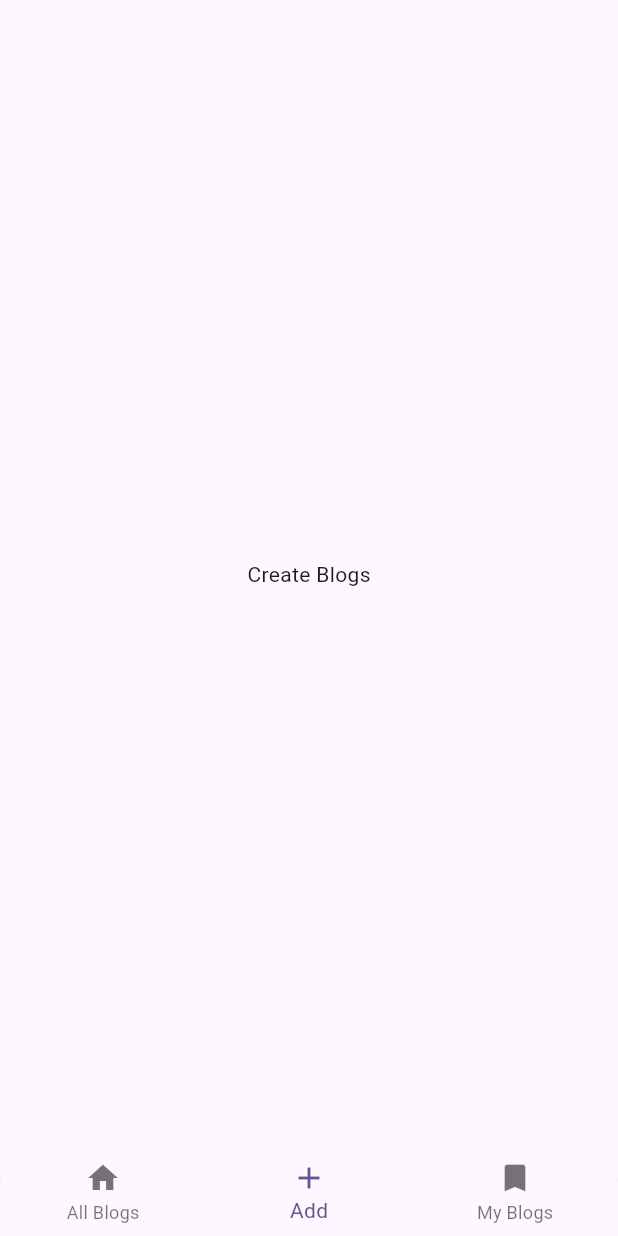
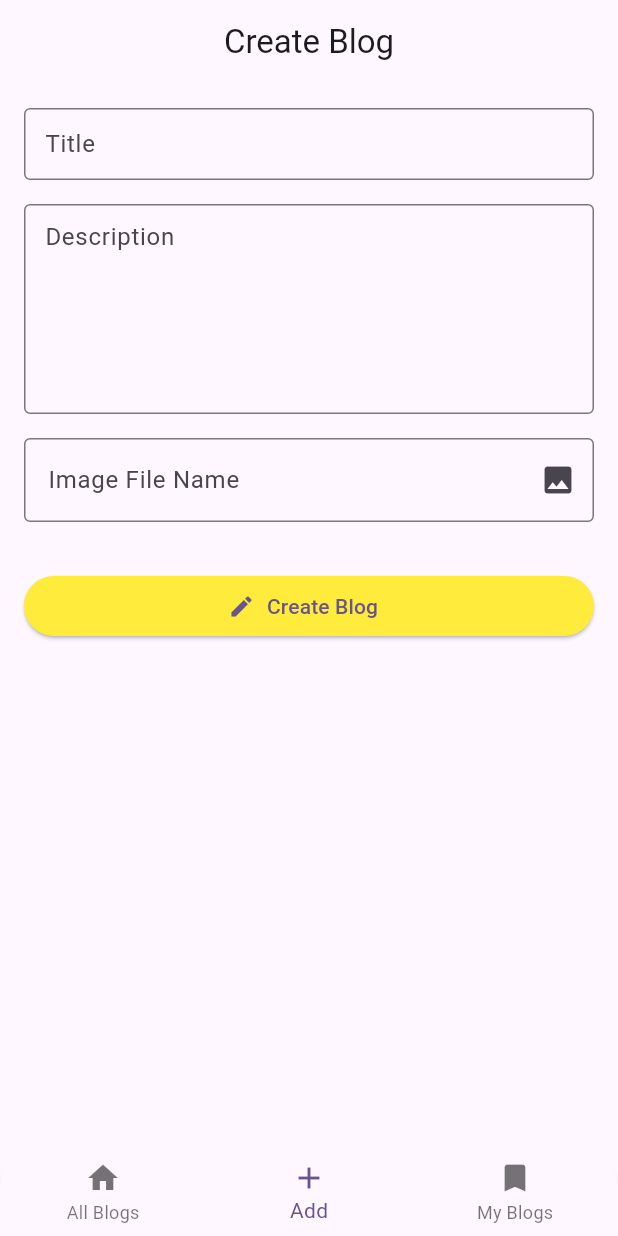
Before and after one commit to Akhil-ps-dev/flutter_internship_blog_app, a Flutter app: the BottomNavBar screen opened directly, item 2 of the bottom bar chosen, on a phone screen of 412 x 824 dp. Run offline on Flutter 3.47's test engine with Material 3 defaults, Android fonts, the light colour scheme and no system bars; our stand-ins replace cached_network_image, image_picker; network calls fail.

Commit message:
create blog ui

```diff
--- a/lib/screens/auth/login/login.dart
+++ b/lib/screens/auth/login/login.dart
@@ -44,7 +44,7 @@ class LoginScreen extends StatelessWidget {
             onPressed: () {
               Navigator.of(context)
                   .pushReplacement(MaterialPageRoute(builder: (context) {
-                return const BottomNavBar();
+                return BottomNavBar();
               }));
             },
           ),
--- a/lib/screens/bottom_nav/bottom_navbar.dart
+++ b/lib/screens/bottom_nav/bottom_navbar.dart
@@ -6,12 +6,12 @@ import '../my_blogs/my_blogs.dart';
 import 'widgets/bottom_nav_widget.dart';
 
 class BottomNavBar extends StatelessWidget {
-  const BottomNavBar({super.key});
+  BottomNavBar({super.key});
 
-  final _pages = const [
-    AllBlogScreen(),
+  final _pages = [
+    const AllBlogScreen(),
     CreateBlogScreen(),
-    MyBlogsScreen(),
+    const MyBlogsScreen(),
   ];
 
   @override
--- a/lib/screens/create_blogs/create_blog.dart
+++ b/lib/screens/create_blogs/create_blog.dart
@@ -1,14 +1,125 @@
+import 'dart:io';
 import 'package:flutter/material.dart';
+import 'package:flutter_internship_blog_app/constants.dart';
+import 'package:image_picker/image_picker.dart';
 
-class CreateBlogScreen extends StatelessWidget {
-  const CreateBlogScreen({super.key});
+class CreateBlogScreen extends StatefulWidget {
+  @override
+  _CreateBlogScreenState createState() => _CreateBlogScreenState();
+}
+
+class _CreateBlogScreenState extends State<CreateBlogScreen> {
+  final TextEditingController imageNameController = TextEditingController();
+  XFile? _selectedImage;
+
+  @override
+  void initState() {}
+  void _clearFields() {
+    imageNameController.clear();
+    setState(() {
+      _selectedImage = null;
+    });
+  }
+
+  Future<void> _pickImage(ImageSource source) async {
+    final ImagePicker _picker = ImagePicker();
+    final XFile? image = await _picker.pickImage(source: source);
+
+    if (image != null) {
+      setState(() {
+        _selectedImage = image;
+        imageNameController.text = image.name;
+      });
+    }
+  }
 
   @override
   Widget build(BuildContext context) {
-    return      const Scaffold(
-      body: Center(
-        child: Text('Create Blogs'),
+    return Scaffold(
+      appBar: AppBar(
+        automaticallyImplyLeading: false,
+        centerTitle: true,
+        title: const Text('Create Blog'),
+      ),
+      body: Padding(
+        padding: const EdgeInsets.all(16.0),
+        child: ListView(
+          children: [
+            TextFormField(
+              decoration: kInputDecoration(
+                'Title',
+              ),
+              validator: (value) {
+                if (value == null || value.isEmpty) {
+                  return 'Please enter a title';
+                }
+                return null;
+              },
+            ),
+            const SizedBox(height: 16.0),
+            TextFormField(
+              decoration: kInputDecoration('Description'),
+              maxLines: 5,
+              validator: (value) {
+                if (value == null || value.isEmpty) {
+                  return 'Please enter a description';
+                }
+                return null;
+              },
+            ),
+            const SizedBox(height: 16.0),
+            TextFormField(
+              controller: imageNameController,
+              decoration: InputDecoration(
+                labelText: 'Image File Name',
+                border: const OutlineInputBorder(),
+                suffixIcon: IconButton(
+                  icon: const Icon(Icons.photo),
+                  onPressed: () {
+                    _pickImage(ImageSource.gallery);
+                  },
+                ),
+              ),
+              readOnly: true,
+              validator: (value) {
+                if (value == null || value.isEmpty) {
+                  return 'Please select an image';
+                }
+                return null;
+              },
+            ),
+            const SizedBox(height: 16.0),
+            _selectedImage != null
+                ? Column(
+                    children: [
+                      Image.file(
+                        File(_selectedImage!.path),
+                        height: 200,
+                        fit: BoxFit.cover,
+                      ),
+                      const SizedBox(height: 10),
+                      Text(
+                        imageNameController.text,
+                        style: const TextStyle(
+                          fontSize: 16,
+                          color: Colors.black54,
+                        ),
+                      ),
+                    ],
+                  )
+                : Container(),
+            const SizedBox(height: 16.0),
+            PrimaryButton(
+                text: 'Create Blog', icon: Icons.create, onPressed: () {})
+          ],
+        ),
       ),
     );
   }
+
+  @override
+  void dispose() {
+    imageNameController.dispose();
+    super.dispose();
+  }
 }
```
